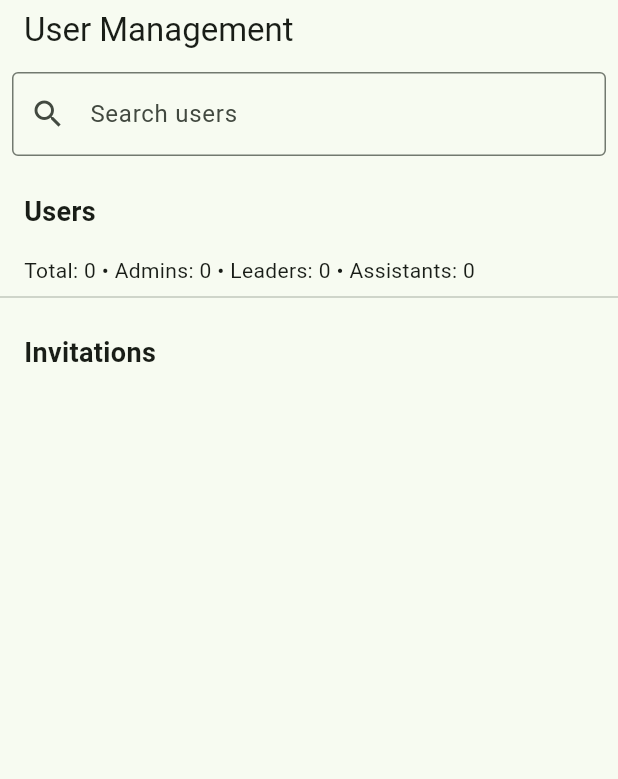
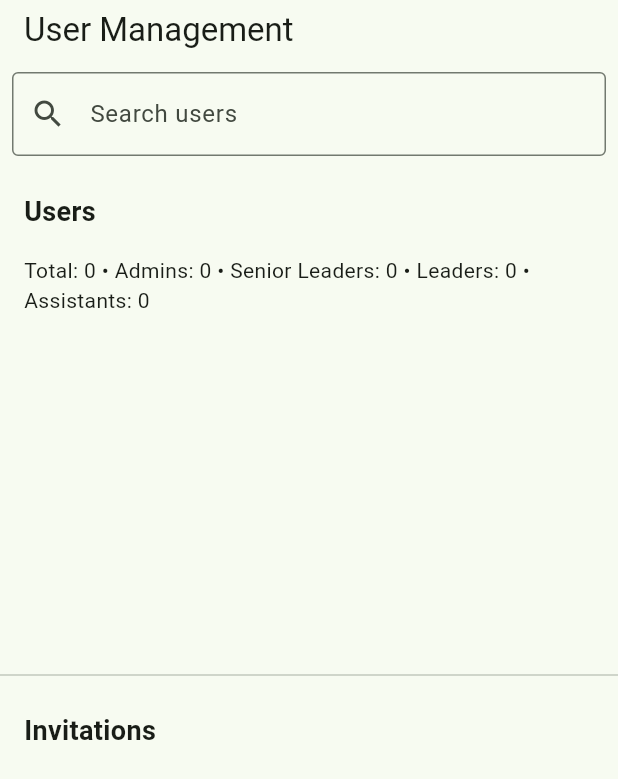
Before and after one commit to nepovtor/-, a Flutter app: the AdminUsersPage screen opened by its route, on a phone screen of 412 x 824 dp. Shown: the top 779 px of the screen. Run offline on Flutter 3.47's test engine with Material 3 defaults, Android fonts, the phone set to English and light mode, and no system bars; our stand-ins replace cloud_firestore, connectivity_plus, firebase_core, firebase_storage, flutter_local_notifications, go_router and 2 more; accounts and stored records are empty.

Commit message:
Add role hierarchy, analytics chart, tests and CI

```diff
--- a/project/lib/core/admin_users_page.dart
+++ b/project/lib/core/admin_users_page.dart
@@ -5,6 +5,7 @@ import '../models/invitation.dart';
 import '../models/user.dart';
 import '../providers/admin_provider.dart';
 import '../services/analytics_service.dart';
+import 'widgets/user_stats_chart.dart';
 
 /// Administrative page that allows managing users and invitations.
 class AdminUsersPage extends StatefulWidget {
@@ -89,8 +90,12 @@ class _AdminUsersPageState extends State<AdminUsersPage> {
                     Padding(
                       padding: const EdgeInsets.symmetric(horizontal: 16),
                       child: Text(
-                        'Total: ${stats.totalUsers} • Admins: ${stats.adminCount} • Leaders: ${stats.leaderCount} • Assistants: ${stats.assistantCount}',
+                        'Total: ${stats.totalUsers} • Admins: ${stats.adminCount} • Senior Leaders: ${stats.seniorLeaderCount} • Leaders: ${stats.leaderCount} • Assistants: ${stats.assistantCount}',
                       ),
+                    ),
+                    Padding(
+                      padding: const EdgeInsets.all(16),
+                      child: UserStatsChart(stats: stats),
                     ),
                     ListView.builder(
                       shrinkWrap: true,
--- /dev/null
+++ b/project/lib/core/widgets/user_stats_chart.dart
@@ -0,0 +1,47 @@
+import 'package:fl_chart/fl_chart.dart';
+import 'package:flutter/material.dart';
+
+import '../../models/admin_stats.dart';
+
+/// Displays a pie chart of user role distribution.
+class UserStatsChart extends StatelessWidget {
+  final AdminStats stats;
+  const UserStatsChart({super.key, required this.stats});
+
+  @override
+  Widget build(BuildContext context) {
+    final sections = <PieChartSectionData>[
+      PieChartSectionData(
+        value: stats.adminCount.toDouble(),
+        color: Colors.red,
+        title: 'Admins',
+      ),
+      PieChartSectionData(
+        value: stats.seniorLeaderCount.toDouble(),
+        color: Colors.orange,
+        title: 'Senior',
+      ),
+      PieChartSectionData(
+        value: (stats.leaderCount - stats.seniorLeaderCount).toDouble(),
+        color: Colors.blue,
+        title: 'Leaders',
+      ),
+      PieChartSectionData(
+        value: stats.assistantCount.toDouble(),
+        color: Colors.green,
+        title: 'Assist',
+      ),
+    ].where((e) => e.value > 0).toList();
+
+    return SizedBox(
+      height: 200,
+      child: PieChart(
+        PieChartData(
+          sectionsSpace: 2,
+          centerSpaceRadius: 0,
+          sections: sections,
+        ),
+      ),
+    );
+  }
+}
--- a/project/lib/models/admin_stats.dart
+++ b/project/lib/models/admin_stats.dart
@@ -2,12 +2,14 @@ class AdminStats {
   final int totalUsers;
   final int adminCount;
   final int leaderCount;
+  final int seniorLeaderCount;
   final int assistantCount;
 
   const AdminStats({
     required this.totalUsers,
     required this.adminCount,
     required this.leaderCount,
+    required this.seniorLeaderCount,
     required this.assistantCount,
   });
 }
--- a/project/lib/models/user.dart
+++ b/project/lib/models/user.dart
@@ -1,5 +1,8 @@
 /// Roles that a [User] can have inside the application.
-enum UserRole { admin, leader, assistant }
+///
+/// The [seniorLeader] role acts as a sub-role of [leader] with extended
+/// permissions.
+enum UserRole { admin, leader, seniorLeader, assistant }
 
 /// Represents a leader or staff member who can use the application.
 class User {
@@ -18,8 +21,9 @@ class User {
     this.roles = const {},
   });
 
-  /// Convenience getter to check if the user is a leader.
-  bool get isLeader => roles.contains(UserRole.leader);
+  /// Convenience getter to check if the user is a leader of any level.
+  bool get isLeader =>
+      roles.contains(UserRole.leader) || roles.contains(UserRole.seniorLeader);
 
   /// Creates a [User] instance from JSON.
   factory User.fromJson(Map<String, dynamic> json) {
--- a/project/lib/services/admin_service.dart
+++ b/project/lib/services/admin_service.dart
@@ -7,8 +7,12 @@ import '../models/user.dart';
 
 /// Provides administrative user management features.
 class AdminService {
-  final FirebaseFirestore _firestore = FirebaseFirestore.instance;
-  final Random _random = Random();
+  final FirebaseFirestore _firestore;
+  final Random _random;
+
+  AdminService({FirebaseFirestore? firestore, Random? random})
+      : _firestore = firestore ?? FirebaseFirestore.instance,
+        _random = random ?? Random();
 
   /// Generates a simple random token for invitations.
   String _generateToken() => _random.nextInt(1 << 32).toRadixString(16);
--- a/project/lib/services/analytics_service.dart
+++ b/project/lib/services/analytics_service.dart
@@ -7,16 +7,23 @@ class AnalyticsService {
   AdminStats buildUserStats(List<User> users) {
     int admins = 0;
     int leaders = 0;
+    int seniorLeaders = 0;
     int assistants = 0;
     for (final u in users) {
       if (u.roles.contains(UserRole.admin)) admins++;
-      if (u.roles.contains(UserRole.leader)) leaders++;
+      if (u.roles.contains(UserRole.seniorLeader)) {
+        seniorLeaders++;
+        leaders++; // senior leaders are also leaders
+      } else if (u.roles.contains(UserRole.leader)) {
+        leaders++;
+      }
       if (u.roles.contains(UserRole.assistant)) assistants++;
     }
     return AdminStats(
       totalUsers: users.length,
       adminCount: admins,
       leaderCount: leaders,
+      seniorLeaderCount: seniorLeaders,
       assistantCount: assistants,
     );
   }
--- a/project/pubspec.yaml
+++ b/project/pubspec.yaml
@@ -16,8 +16,10 @@ dependencies:
   connectivity_plus: ^4.0.0
   pdf: ^3.10.4
   firebase_storage: ^11.0.16
+  fl_chart: ^0.60.0
 dev_dependencies:
   flutter_test:
     sdk: flutter
+  fake_cloud_firestore: ^2.3.0
 flutter:
   uses-material-design: true
```
Also changed, not shown: 3 other files.
